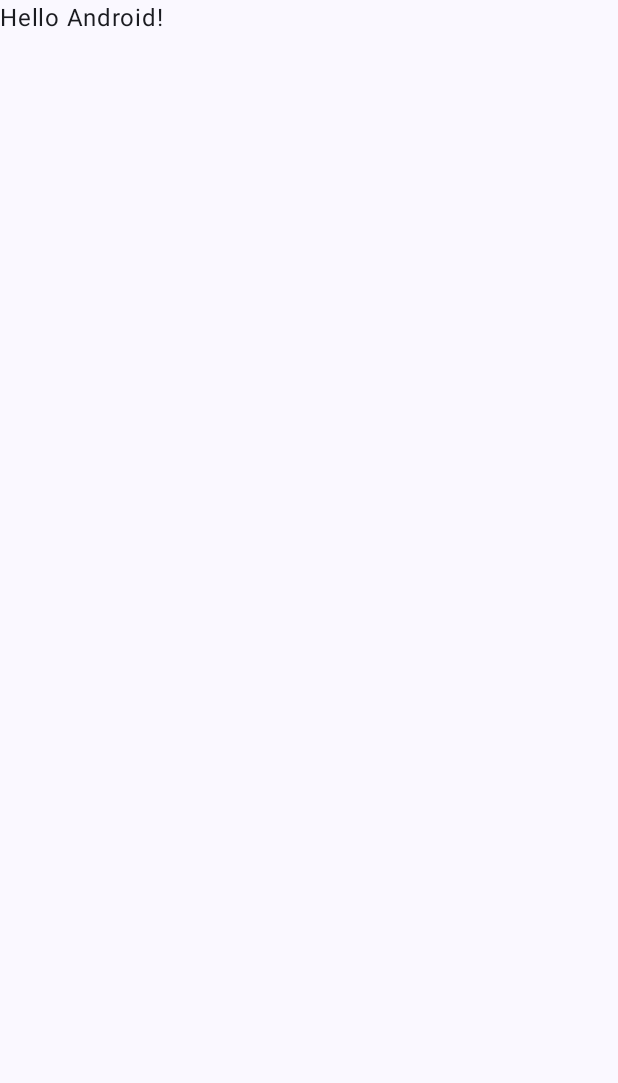
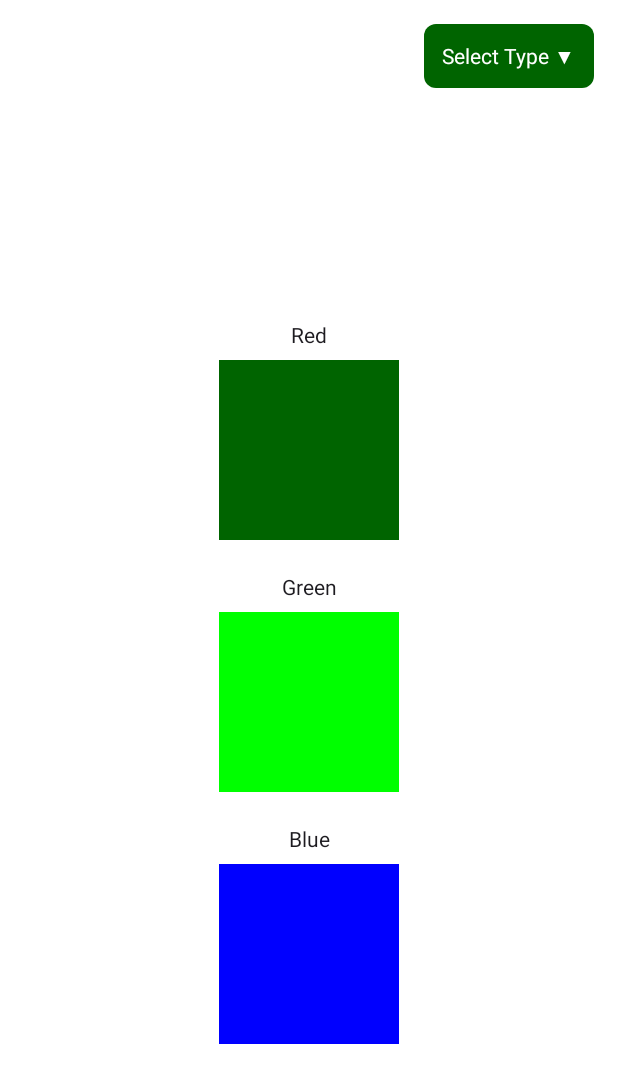
Before and after one commit to haegemanjasper/ColorBlindnessSDK, an Android app built with Jetpack Compose: the screen it shows after launch (MainActivity), on a phone screen of 412 x 824 dp. Before the commit the part shown is almost empty. Shown: the top 1083 px of the screen. Run offline under Robolectric (Android 15) with nearby library versions, the phone set to English and light mode, and no system bars.

Commit message:
add colorpallet to show how the parsing of the colors works

```diff
--- a/app/src/main/AndroidManifest.xml
+++ b/app/src/main/AndroidManifest.xml
@@ -1,5 +1,6 @@
 <?xml version="1.0" encoding="utf-8"?>
-<manifest xmlns:android="http://schemas.android.com/apk/res/android">
+<manifest xmlns:tools="http://schemas.android.com/tools"
+    xmlns:android="http://schemas.android.com/apk/res/android">
 
     <application
         android:allowBackup="true"
@@ -12,7 +13,8 @@
             android:name=".MainActivity"
             android:exported="true"
             android:label="@string/app_name"
-            android:theme="@style/Theme.ColorBlindnessSDK">
+            android:theme="@style/Theme.ColorBlindnessSDK"
+            tools:ignore="MissingClass">
             <intent-filter>
                 <action android:name="android.intent.action.MAIN" />
 
--- a/app/src/main/java/com/example/app/MainActivity.kt
+++ b/app/src/main/java/com/example/app/MainActivity.kt
@@ -3,45 +3,105 @@ package com.example.app
 import android.os.Bundle
 import androidx.activity.ComponentActivity
 import androidx.activity.compose.setContent
-import androidx.activity.enableEdgeToEdge
+import androidx.compose.foundation.background
+import androidx.compose.foundation.clickable
+import androidx.compose.foundation.layout.Arrangement
+import androidx.compose.foundation.layout.Box
+import androidx.compose.foundation.layout.Column
+import androidx.compose.foundation.layout.Spacer
 import androidx.compose.foundation.layout.fillMaxSize
+import androidx.compose.foundation.layout.height
 import androidx.compose.foundation.layout.padding
-import androidx.compose.material3.Scaffold
+import androidx.compose.foundation.layout.size
+import androidx.compose.foundation.shape.RoundedCornerShape
+import androidx.compose.material3.DropdownMenu
+import androidx.compose.material3.DropdownMenuItem
+import androidx.compose.material3.MaterialTheme
+import androidx.compose.material3.Surface
 import androidx.compose.material3.Text
 import androidx.compose.runtime.Composable
+import androidx.compose.runtime.getValue
+import androidx.compose.runtime.mutableStateOf
+import androidx.compose.runtime.remember
+import androidx.compose.runtime.setValue
+import androidx.compose.ui.Alignment
 import androidx.compose.ui.Modifier
-import androidx.compose.ui.tooling.preview.Preview
-import com.example.app.ui.theme.ColorBlindnessSDKTheme
+import androidx.compose.ui.unit.dp
+import com.colorblindness.sdk.jh.models.Types
+import com.colorblindness.sdk.jh.ui.theme.ColorSchemeProvider
 
 class MainActivity : ComponentActivity() {
     override fun onCreate(savedInstanceState: Bundle?) {
         super.onCreate(savedInstanceState)
-        enableEdgeToEdge()
         setContent {
-            ColorBlindnessSDKTheme {
-                Scaffold(modifier = Modifier.fillMaxSize()) { innerPadding ->
-                    Greeting(
-                        name = "Android",
-                        modifier = Modifier.padding(innerPadding)
-                    )
-                }
-            }
+            MyApp()
         }
     }
 }
 
 @Composable
-fun Greeting(name: String, modifier: Modifier = Modifier) {
-    Text(
-        text = "Hello $name!",
-        modifier = modifier
-    )
-}
+fun MyApp() {
+    var selectedType by remember { mutableStateOf(Types.PROTANOPIA) }
+    val colorSchemeProvider = ColorSchemeProvider()
+    val colors = colorSchemeProvider.getColorScheme(selectedType)
 
-@Preview(showBackground = true)
-@Composable
-fun GreetingPreview() {
-    ColorBlindnessSDKTheme {
-        Greeting("Android")
+    var dropdownExpanded by remember { mutableStateOf(false) }
+
+    Surface(
+        modifier = Modifier.fillMaxSize(),
+        color = colors.background
+    ) {
+        Box(
+            modifier = Modifier.fillMaxSize().padding(16.dp)
+        ) {
+            Box(
+                modifier = Modifier.align(Alignment.TopEnd)
+            ) {
+                Text(
+                    text = "Select Type ▼",
+                    color = colors.onPrimary,
+                    modifier = Modifier
+                        .clickable { dropdownExpanded = true }
+                        .background(colors.primary, shape = RoundedCornerShape(8.dp))
+                        .padding(12.dp)
+                )
+
+                DropdownMenu(
+                    expanded = dropdownExpanded,
+                    onDismissRequest = { dropdownExpanded = false }
+                ) {
+                    Types.values().forEach { type ->
+                        DropdownMenuItem(
+                            text = { Text(type.name) },
+                            onClick = {
+                                selectedType = type
+                                dropdownExpanded = false
+                            }
+                        )
+                    }
+                }
+            }
+
+            Column(
+                modifier = Modifier
+                    .fillMaxSize()
+                    .padding(top = 80.dp),
+                verticalArrangement = Arrangement.Center,
+                horizontalAlignment = Alignment.CenterHorizontally
+            ) {
+                Text("Red", color = MaterialTheme.colorScheme.onSurface, modifier = Modifier.padding(8.dp))
+                Box(modifier = Modifier.size(120.dp).background(colors.primary))
+
+                Spacer(modifier = Modifier.height(16.dp))
+
+                Text("Green", color = MaterialTheme.colorScheme.onSurface, modifier = Modifier.padding(8.dp))
+                Box(modifier = Modifier.size(120.dp).background(colors.secondary))
+
+                Spacer(modifier = Modifier.height(16.dp))
+
+                Text("Blue", color = MaterialTheme.colorScheme.onSurface, modifier = Modifier.padding(8.dp))
+                Box(modifier = Modifier.size(120.dp).background(colors.tertiary))
+            }
+        }
     }
 }
--- a/colorblindness_sdk/build.gradle.kts
+++ b/colorblindness_sdk/build.gradle.kts
@@ -48,7 +48,7 @@ dependencies {
     // compose
     implementation(platform(libs.androidx.compose.bom))
     implementation(libs.androidx.compose.ui)
-    implementation(libs.androidx.compose.material3)
+    //implementation(libs.androidx.compose.material3)
     implementation(libs.androidx.compose.runtime)
     implementation(libs.androidx.material3.android)
 
--- a/gradle.properties
+++ b/gradle.properties
@@ -21,3 +21,6 @@ kotlin.code.style=official
 # resources declared in the library itself and none from the library's dependencies,
 # thereby reducing the size of the R class for that library
 android.nonTransitiveRClass=true
+
+#jbr
+org.gradle.java.home=C\:\\Program Files\\Android\\Android Studio\\jbr
--- a/settings.gradle.kts
+++ b/settings.gradle.kts
@@ -16,10 +16,10 @@ dependencyResolutionManagement {
     repositories {
         google()
         mavenCentral()
+        gradlePluginPortal()
     }
 }
 
 rootProject.name = "ColorBlindnessSDK"
+include(":app")
 include(":colorblindness_sdk")
-
-include(":app")
```
Also changed, not shown: app/build.gradle.kts (+9 -2 lines), gradle/libs.versions.toml (+6 -6 lines), 1 other file.
